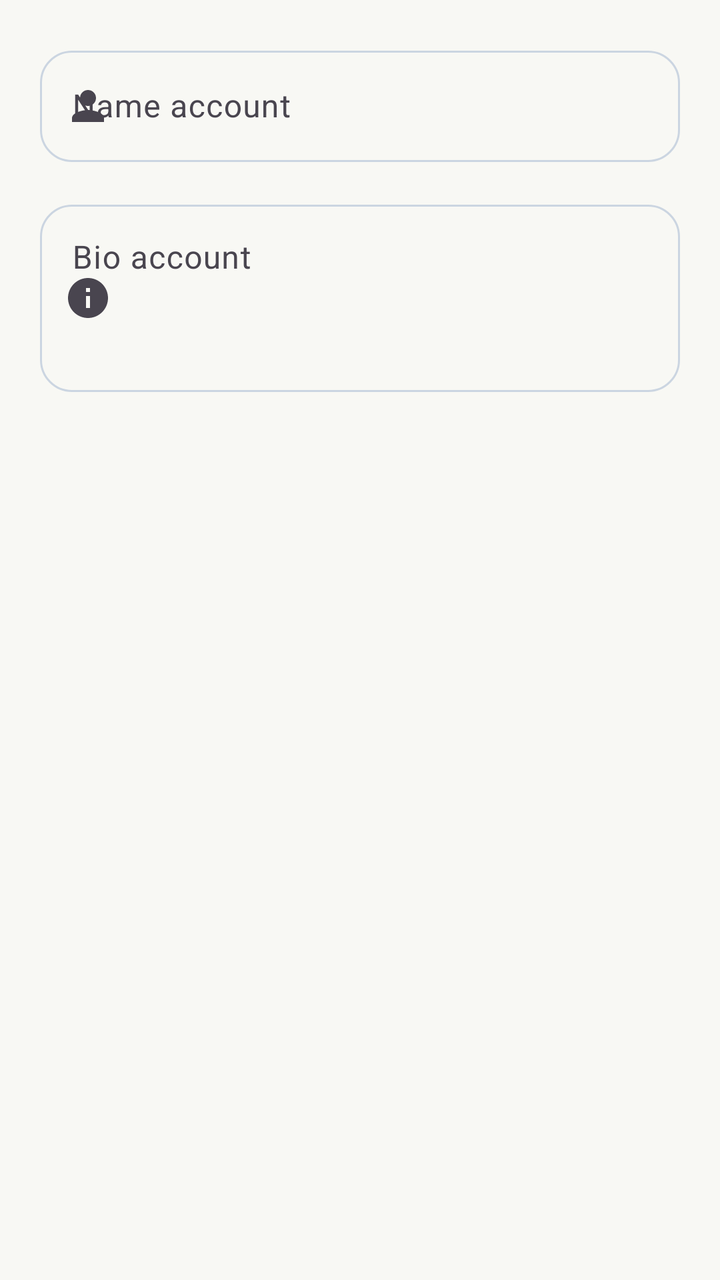
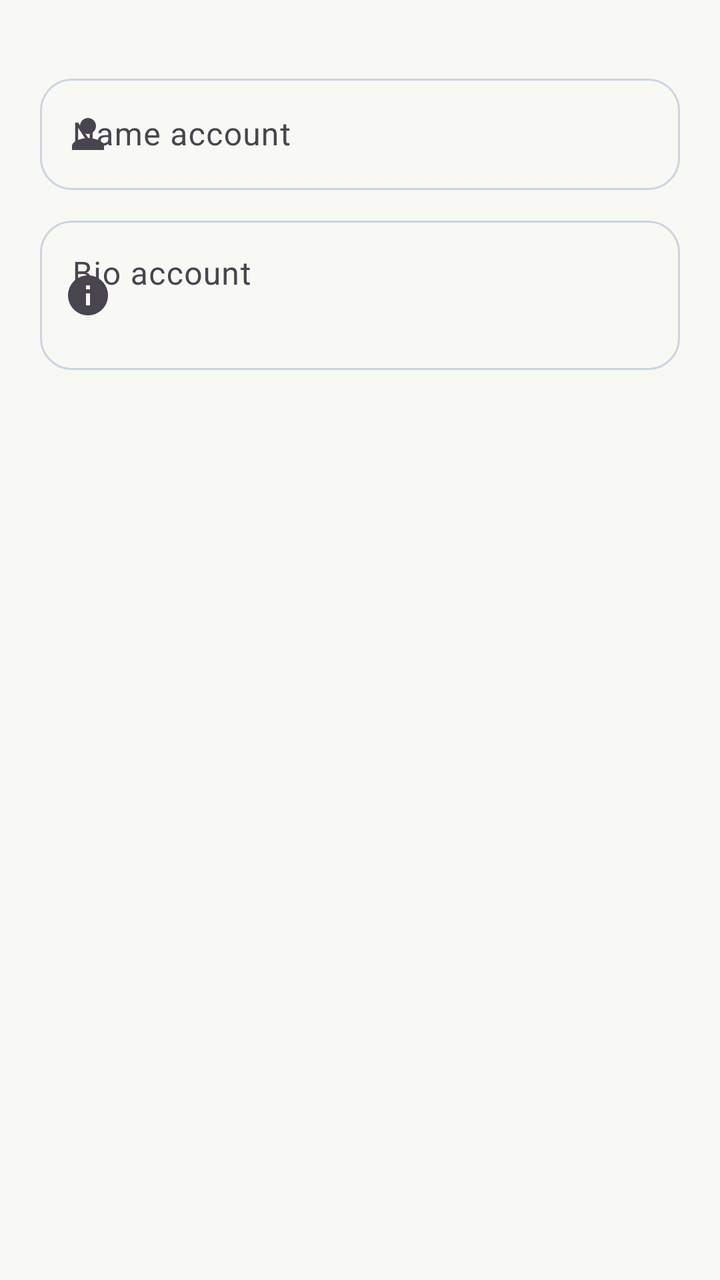

Screens rendered from an Android XML layout before and after an edit, with the pre-edit source and the edit as a unified diff.
<!-- AndroidManifest.xml: application theme Theme.ChatApp -->
<!-- res/layout/dialog_edit_account.xml -->
<?xml version="1.0" encoding="utf-8"?>
<LinearLayout xmlns:android="http://schemas.android.com/apk/res/android"
    xmlns:app="http://schemas.android.com/apk/res-auto"
    android:layout_width="match_parent"
    android:layout_height="wrap_content"

    android:orientation="vertical"
    android:padding="20dp">
    

    <com.google.android.material.textfield.TextInputLayout
        android:id="@+id/nameLayout"
        android:layout_width="match_parent"
        android:layout_height="wrap_content"
        android:hint="@string/name_account"
        app:boxBackgroundMode="outline"
        app:boxCornerRadiusTopStart="16dp"
        app:boxCornerRadiusTopEnd="16dp"
        app:boxCornerRadiusBottomStart="16dp"
        app:boxCornerRadiusBottomEnd="16dp"
        app:startIconDrawable="@drawable/ic_person_24">

        <com.google.android.material.textfield.TextInputEditText
            android:id="@+id/etNameDialogEditAccountId"
            android:layout_width="match_parent"
            android:layout_height="wrap_content"
            android:inputType="textPersonName"
            android:maxLines="1" />
    </com.google.android.material.textfield.TextInputLayout>

    <TextView
        android:id="@+id/tvNameAccountErrorId"
        android:layout_width="match_parent"
        android:layout_height="wrap_content"
        android:text="@string/confirm_password_change_password_account"
        android:textColor="?attr/colorError"
        android:textSize="12sp"
        android:layout_marginStart="@dimen/spacing_small"
        android:layout_marginEnd="@dimen/spacing_small"
        android:layout_marginTop="2dp"
        android:visibility="gone" />
    
    <com.google.android.material.textfield.TextInputLayout

        android:id="@+id/bioLayout"

        android:layout_width="match_parent"
        android:layout_height="wrap_content"

        android:layout_marginTop="16dp"

        android:hint="@string/bio_account"
        app:boxBackgroundMode="outline"
        app:boxCornerRadiusTopStart="16dp"
        app:boxCornerRadiusTopEnd="16dp"
        app:boxCornerRadiusBottomStart="16dp"
        app:boxCornerRadiusBottomEnd="16dp"
        app:startIconDrawable="@drawable/ic_info_menu">


        <com.google.android.material.textfield.TextInputEditText

            android:id="@+id/etBioDialogEditAccountId"
            android:layout_width="match_parent"
            android:layout_height="wrap_content"
            android:gravity="top"
            android:minLines="3"
            android:maxLines="5"
            android:inputType="textMultiLine" />
    </com.google.android.material.textfield.TextInputLayout>


</LinearLayout>
<!-- resources referenced by this layout -->
<resources>
  <dimen name="spacing_small">8dp</dimen>
  <!-- drawable ic_info_menu (drawable) -->
  <vector xmlns:android="http://schemas.android.com/apk/res/android" android:height="24dp" android:tint="#000000" android:viewportHeight="24" android:viewportWidth="24" android:width="24dp">
        
      <path android:fillColor="@android:color/white" android:pathData="M12,2C6.48,2 2,6.48 2,12s4.48,10 10,10 10,-4.48 10,-10S17.52,2 12,2zM13,17h-2v-6h2v6zM13,9h-2L11,7h2v2z"/>
      
  </vector>
  <!-- drawable ic_person_24 (drawable) -->
  <vector xmlns:android="http://schemas.android.com/apk/res/android" android:height="24dp" android:tint="#000000" android:viewportHeight="24" android:viewportWidth="24" android:width="24dp">
        
      <path android:fillColor="@android:color/white" android:pathData="M12,12c2.21,0 4,-1.79 4,-4s-1.79,-4 -4,-4 -4,1.79 -4,4 1.79,4 4,4zM12,14c-2.67,0 -8,1.34 -8,4v2h16v-2c0,-2.66 -5.33,-4 -8,-4z"/>
      
  </vector>
  <string name="bio_account">Bio account</string>
  <string name="confirm_password_change_password_account">Confirm password</string>
  <string name="name_account">Name account</string>
  <style name="Theme.ChatApp" parent="Base.Theme.ChatApp" />
  <style name="Base.Theme.ChatApp" parent="Theme.Material3.DayNight.NoActionBar">
  
          
          <item name="colorPrimary">
              @color/primary
          </item>
  
          <item name="colorOnPrimary">
              @color/on_primary
          </item>
  
  
          <item name="colorSecondary">
              @color/secondary
          </item>
  
          <item name="colorOnSecondary">
              @color/on_secondary
          </item>
  
  
          <item name="android:colorBackground">
              @color/background
          </item>
  
  
          <item name="colorSurface">
              @color/surface
          </item>
  
          <item name="colorOnSurface">
              @color/on_surface
          </item>
  
  
          <item name="colorError">
              @color/error
          </item>
  
          <item name="colorOnError">
              @color/on_error
          </item>
  
  
          <item name="colorOutline">
              @color/outline
          </item>
  
  
      </style>
  <color name="primary">#2563EB</color>
  <color name="on_primary">#FFFFFF</color>
  <color name="secondary">#38BDF8</color>
  <color name="on_secondary">#FFFFFF</color>
  <color name="background">#F8F8f4</color>
  <color name="surface">#FFFFFF</color>
  <color name="on_surface">#111827</color>
  <color name="error">#DC2626</color>
  <color name="on_error">#FFFFFF</color>
  <color name="outline">#CBD5E1</color>
</resources>

<!-- the commit's change to res/layout/dialog_edit_account.xml (unified diff, before → after) -->
@@ -3,16 +3,51 @@
     xmlns:app="http://schemas.android.com/apk/res-auto"
     android:layout_width="match_parent"
     android:layout_height="wrap_content"
-
     android:orientation="vertical"
     android:padding="20dp">
-    
+
+    <com.google.android.material.card.MaterialCardView
+        android:id="@+id/cardGeneralErrorEditProfileId"
+        android:layout_width="match_parent"
+        android:layout_height="wrap_content"
+        android:layout_marginTop="@dimen/spacing_large"
+        app:cardBackgroundColor="?attr/colorSurface"
+        app:strokeColor="?attr/colorError"
+        app:strokeWidth="1dp"
+        app:cardElevation="0dp"
+        android:visibility="gone">
+
+        <LinearLayout
+            android:layout_width="match_parent"
+            android:layout_height="wrap_content"
+            android:orientation="horizontal"
+            android:padding="13dp">
+
+            <com.google.android.material.imageview.ShapeableImageView
+                android:id="@+id/imgGeneralErrorEditProfileId"
+                android:layout_width="25dp"
+                android:layout_height="25dp"
+                android:src="@drawable/ic_cancel"
+                android:layout_margin="3dp"
+                android:backgroundTint="#603436"
+                app:shapeAppearanceOverlay="@style/ShapeAppearance.ChatAppCircle" />
+
+            <TextView
+                android:id="@+id/tvGeneralErrorEditProfileId"
+                android:layout_width="wrap_content"
+                android:layout_height="wrap_content"
+                android:textColor="?attr/colorError"
+                android:layout_marginStart="@dimen/spacing_small"
+                android:layout_margin="3dp" />
+        </LinearLayout>
+    </com.google.android.material.card.MaterialCardView>
 
     <com.google.android.material.textfield.TextInputLayout
         android:id="@+id/nameLayout"
         android:layout_width="match_parent"
         android:layout_height="wrap_content"
         android:hint="@string/name_account"
+        android:layout_marginTop="14dp"
         app:boxBackgroundMode="outline"
         app:boxCornerRadiusTopStart="16dp"
         app:boxCornerRadiusTopEnd="16dp"
@@ -39,16 +74,12 @@
         android:layout_marginEnd="@dimen/spacing_small"
         android:layout_marginTop="2dp"
         android:visibility="gone" />
-    
+
     <com.google.android.material.textfield.TextInputLayout
-
         android:id="@+id/bioLayout"
-
         android:layout_width="match_parent"
         android:layout_height="wrap_content"
-
-        android:layout_marginTop="16dp"
-
+        android:layout_marginTop="10dp"
         android:hint="@string/bio_account"
         app:boxBackgroundMode="outline"
         app:boxCornerRadiusTopStart="16dp"
@@ -57,17 +88,13 @@
         app:boxCornerRadiusBottomEnd="16dp"
         app:startIconDrawable="@drawable/ic_info_menu">
 
-
         <com.google.android.material.textfield.TextInputEditText
-
             android:id="@+id/etBioDialogEditAccountId"
             android:layout_width="match_parent"
             android:layout_height="wrap_content"
             android:gravity="top"
-            android:minLines="3"
+            android:minLines="2"
             android:maxLines="5"
             android:inputType="textMultiLine" />
     </com.google.android.material.textfield.TextInputLayout>
-
-
 </LinearLayout>
<!-- resource entries referenced after the edit -->
@@ -1,6 +1,13 @@
 <!-- resources referenced by this layout -->
 <resources>
+  <dimen name="spacing_large">24dp</dimen>
   <dimen name="spacing_small">8dp</dimen>
+  <!-- drawable ic_cancel (drawable) -->
+  <vector xmlns:android="http://schemas.android.com/apk/res/android" android:height="24dp" android:tint="#603436" android:viewportHeight="24" android:viewportWidth="24" android:width="24dp">
+        
+      <path android:fillColor="@android:color/white" android:pathData="M12,2C6.47,2 2,6.47 2,12s4.47,10 10,10 10,-4.47 10,-10S17.53,2 12,2zM17,15.59L15.59,17 12,13.41 8.41,17 7,15.59 10.59,12 7,8.41 8.41,7 12,10.59 15.59,7 17,8.41 13.41,12 17,15.59z"/>
+      
+  </vector>
   <!-- drawable ic_info_menu (drawable) -->
   <vector xmlns:android="http://schemas.android.com/apk/res/android" android:height="24dp" android:tint="#000000" android:viewportHeight="24" android:viewportWidth="24" android:width="24dp">
         
@@ -16,6 +23,7 @@
   <string name="bio_account">Bio account</string>
   <string name="confirm_password_change_password_account">Confirm password</string>
   <string name="name_account">Name account</string>
+  <style name="ShapeAppearance.ChatAppCircle" parent="ShapeAppearance.Material3.Corner.Full" />
   <style name="Theme.ChatApp" parent="Base.Theme.ChatApp" />
   <style name="Base.Theme.ChatApp" parent="Theme.Material3.DayNight.NoActionBar">
   
